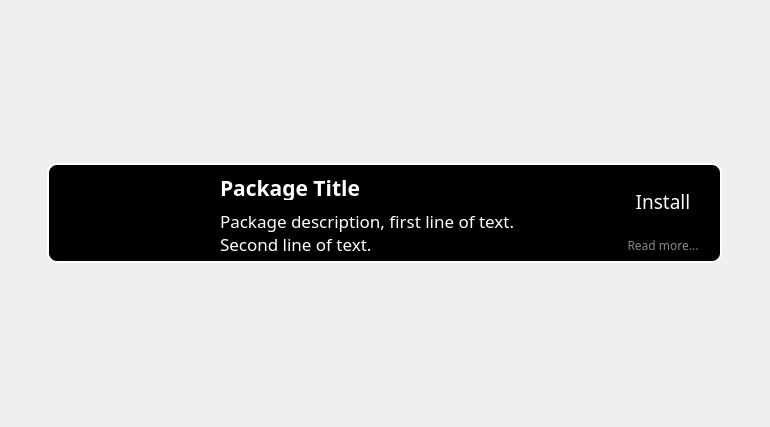
First picture: the form in ui/PackageItem.ui, repository p2r3/spplice-cpp, before the edit.
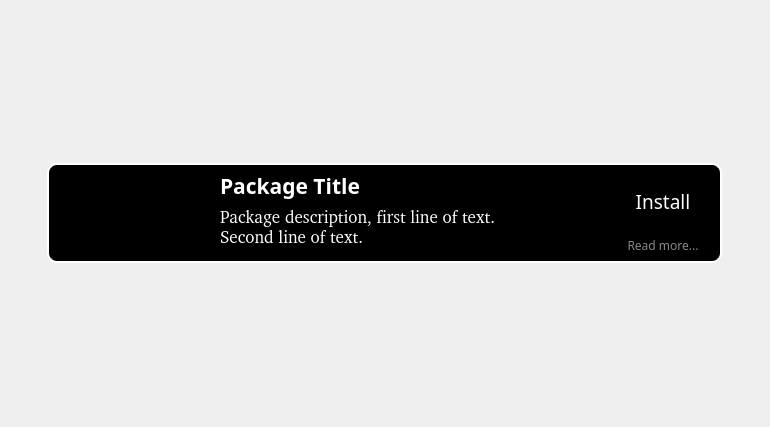
Second picture: the form after the edit.

```diff
--- a/ui/PackageItem.ui
+++ b/ui/PackageItem.ui
@@ -147,12 +147,12 @@
           <property name="maximumSize">
            <size>
             <width>16777215</width>
-            <height>25</height>
+            <height>28</height>
            </size>
           </property>
           <property name="font">
            <font>
-            <family>Quicksand</family>
+            <family>Quicksand Medium</family>
             <pointsize>16</pointsize>
             <weight>75</weight>
             <bold>true</bold>
@@ -174,18 +174,18 @@
           <property name="maximumSize">
            <size>
             <width>16777215</width>
-            <height>42</height>
+            <height>46</height>
            </size>
           </property>
           <property name="font">
            <font>
-            <family>Quicksand Light</family>
+            <family>Quicksand Light [PfEd]</family>
             <pointsize>13</pointsize>
            </font>
           </property>
           <property name="text">
-           <string>Package description, first line of text. 
-Second line of text.</string>
+           <string>&lt;p style=&quot;line-height: 1&quot;&gt;Package description, first line of text.&lt;br&gt;
+Second line of text.&lt;/p&gt;</string>
           </property>
           <property name="alignment">
            <set>Qt::AlignLeading|Qt::AlignLeft|Qt::AlignTop</set>
```
